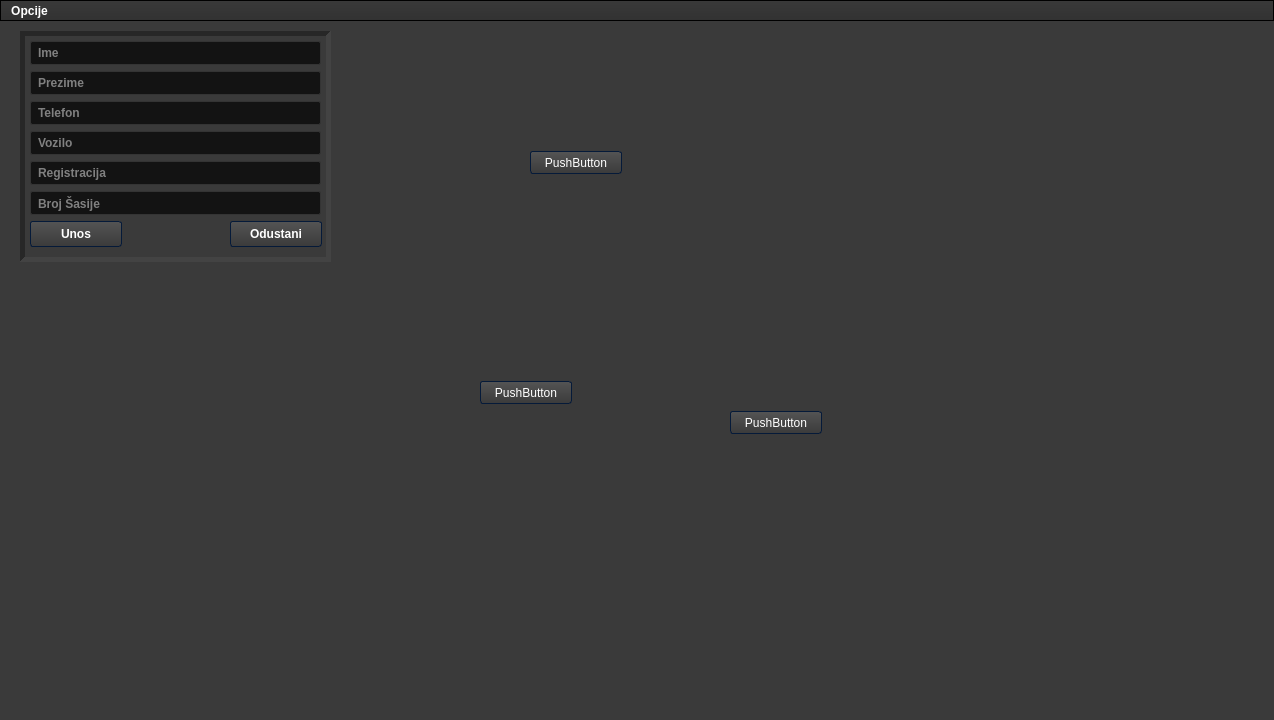
Qt form untitled.ui (4ntim4tter/Budget-Flow) before a commit.
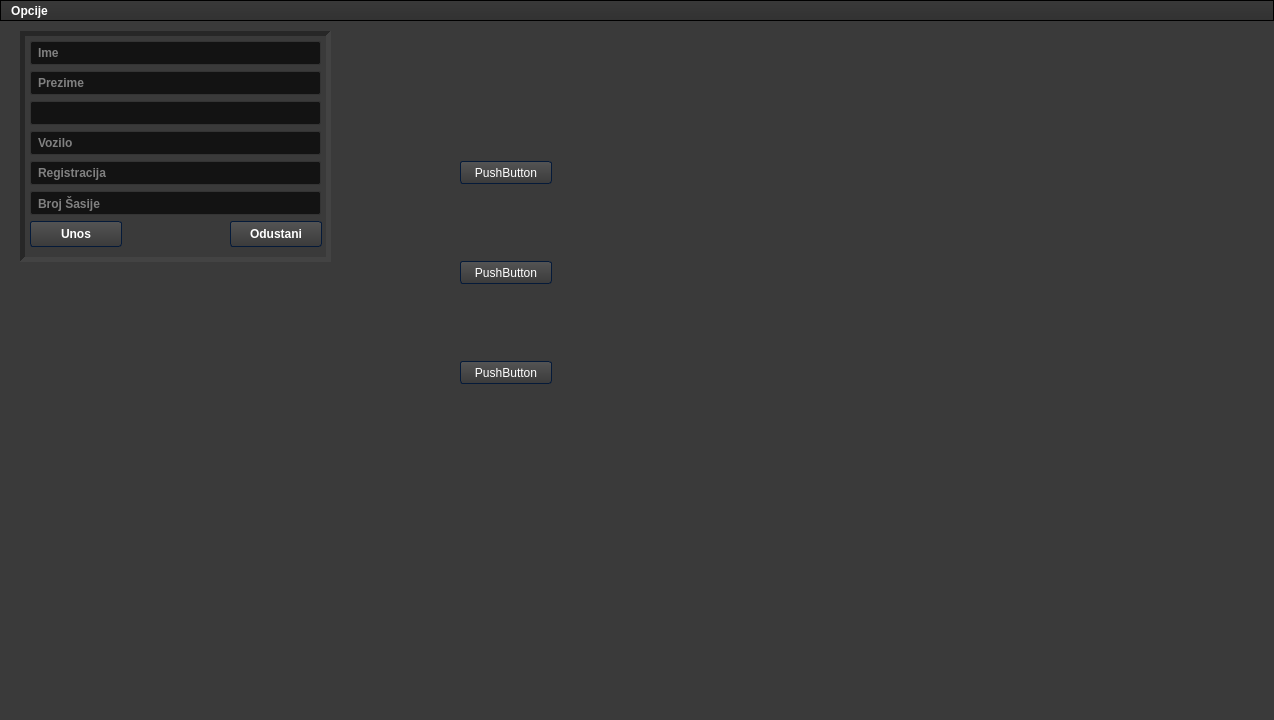
The same form after that commit. Icons and pictures are not drawn.

What changed in the file:
```diff
--- a/untitled.ui
+++ b/untitled.ui
@@ -1222,6 +1222,9 @@
        <bold>true</bold>
       </font>
      </property>
+     <property name="inputMask">
+      <string>000 0 000</string>
+     </property>
      <property name="placeholderText">
       <string>Telefon</string>
      </property>
@@ -1230,8 +1233,8 @@
    <widget class="QWidget" name="widget" native="true">
     <property name="geometry">
      <rect>
-      <x>510</x>
-      <y>110</y>
+      <x>460</x>
+      <y>130</y>
       <width>120</width>
       <height>80</height>
      </rect>
@@ -1239,8 +1242,8 @@
     <widget class="QPushButton" name="pushButton">
      <property name="geometry">
       <rect>
-       <x>20</x>
-       <y>20</y>
+       <x>0</x>
+       <y>10</y>
        <width>92</width>
        <height>23</height>
       </rect>
@@ -1262,8 +1265,8 @@
     <widget class="QPushButton" name="pushButton_2">
      <property name="geometry">
       <rect>
-       <x>20</x>
-       <y>30</y>
+       <x>0</x>
+       <y>10</y>
        <width>92</width>
        <height>23</height>
       </rect>
@@ -1276,8 +1279,8 @@
    <widget class="QWidget" name="widget_3" native="true">
     <property name="geometry">
      <rect>
-      <x>710</x>
-      <y>360</y>
+      <x>460</x>
+      <y>230</y>
       <width>120</width>
       <height>80</height>
      </rect>
@@ -1285,8 +1288,8 @@
     <widget class="QPushButton" name="pushButton_3">
      <property name="geometry">
       <rect>
-       <x>20</x>
-       <y>30</y>
+       <x>0</x>
+       <y>10</y>
        <width>92</width>
        <height>23</height>
       </rect>
```
